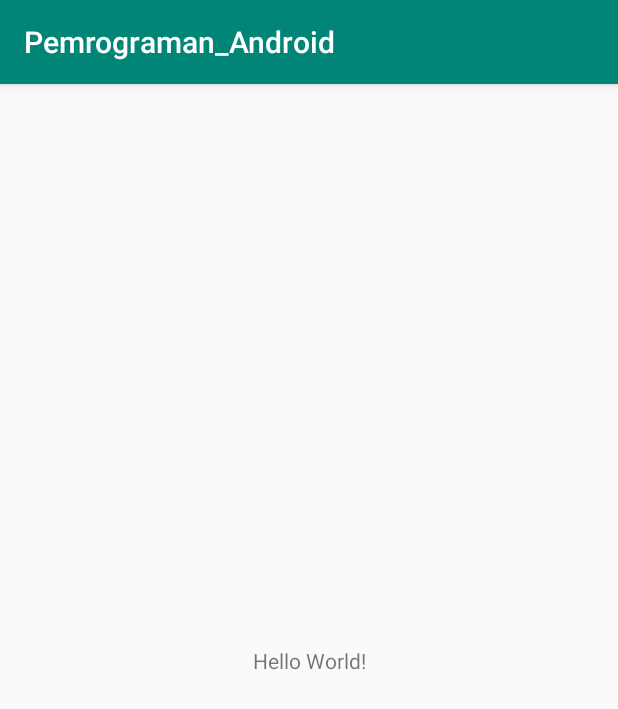
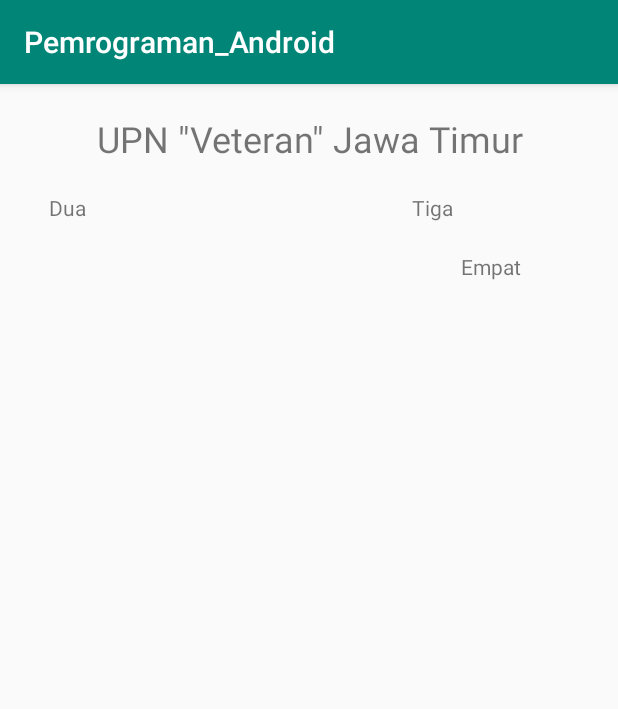
Before and after one commit to Afumoons/Pemrograman-mobile, an Android app: the screen it shows after launch (MainActivity), on a phone screen of 412 x 824 dp. Shown: the top 709 px of the screen. Run offline under Robolectric (Android 15) with nearby library versions, the phone set to English and light mode, and no system bars.

Commit message:
Tugas 2 Layout Linear Pemrograman Mobile

```diff
--- a/app/src/main/res/layout/activity_main.xml
+++ b/app/src/main/res/layout/activity_main.xml
@@ -1,18 +1,99 @@
 <?xml version="1.0" encoding="utf-8"?>
-<androidx.constraintlayout.widget.ConstraintLayout xmlns:android="http://schemas.android.com/apk/res/android"
+<LinearLayout xmlns:android="http://schemas.android.com/apk/res/android"
     xmlns:app="http://schemas.android.com/apk/res-auto"
     xmlns:tools="http://schemas.android.com/tools"
     android:layout_width="match_parent"
     android:layout_height="match_parent"
+    android:orientation="vertical"
     tools:context=".MainActivity">
 
+    <ScrollView
+        android:layout_width="match_parent"
+        android:layout_height="20dp">
+
+        <LinearLayout
+            android:layout_width="match_parent"
+            android:layout_height="wrap_content"
+            android:orientation="vertical" />
+    </ScrollView>
+
     <TextView
-        android:layout_width="wrap_content"
+        android:layout_width="match_parent"
         android:layout_height="wrap_content"
-        android:text="Hello World!"
-        app:layout_constraintBottom_toBottomOf="parent"
-        app:layout_constraintLeft_toLeftOf="parent"
-        app:layout_constraintRight_toRightOf="parent"
-        app:layout_constraintTop_toTopOf="parent" />
+        android:text='UPN "Veteran" Jawa Timur'
+        android:textAlignment="center"
+        android:textSize="24sp" />
 
-</androidx.constraintlayout.widget.ConstraintLayout>
+    <ScrollView
+        android:layout_width="match_parent"
+        android:layout_height="20dp">
+
+        <LinearLayout
+            android:layout_width="match_parent"
+            android:layout_height="match_parent" />
+    </ScrollView>
+
+    <ScrollView
+        android:layout_width="match_parent"
+        android:layout_height="match_parent">
+
+        <LinearLayout
+            android:layout_width="match_parent"
+            android:layout_height="wrap_content">
+
+            <TextView
+                android:id="@+id/textView"
+                android:layout_width="90dp"
+                android:layout_height="match_parent"
+                android:text="Dua"
+                android:textAlignment="center" />
+
+            <ScrollView
+                android:layout_width="5dp"
+                android:layout_height="match_parent"
+                android:layout_weight="1">
+
+                <LinearLayout
+                    android:layout_width="match_parent"
+                    android:layout_height="wrap_content"
+                    android:orientation="vertical" />
+            </ScrollView>
+
+            <ScrollView
+                android:layout_width="20dp"
+                android:layout_height="match_parent"
+                android:layout_weight="1">
+
+                <LinearLayout
+                    android:layout_width="match_parent"
+                    android:layout_height="wrap_content"
+                    android:orientation="vertical">
+
+                    <TextView
+                        android:id="@+id/textView2"
+                        android:layout_width="90dp"
+                        android:layout_height="wrap_content"
+                        android:text="Tiga"
+                        android:textAlignment="center" />
+
+                    <ScrollView
+                        android:layout_width="match_parent"
+                        android:layout_height="20dp">
+
+                        <LinearLayout
+                            android:layout_width="match_parent"
+                            android:layout_height="match_parent" />
+                    </ScrollView>
+
+                    <TextView
+                        android:id="@+id/textView3"
+                        android:layout_width="match_parent"
+                        android:layout_height="wrap_content"
+                        android:text="Empat"
+                        android:textAlignment="center" />
+                </LinearLayout>
+            </ScrollView>
+        </LinearLayout>
+    </ScrollView>
+
+</LinearLayout>
```
